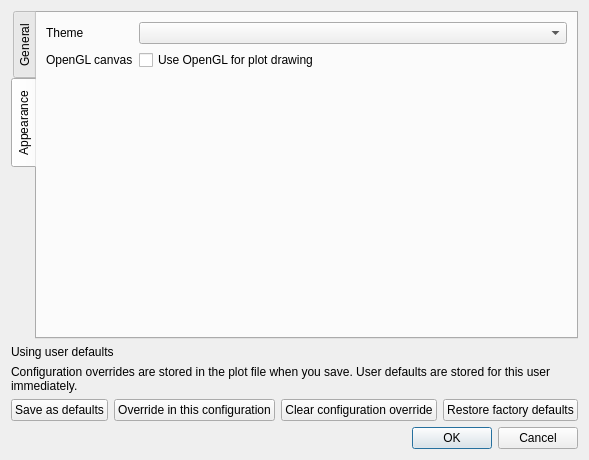
The window that src/rqt_multiplot/PreferencesDialog.ui (samuelba/rqt_multiplot_plugin) describes before a commit, drawn with Qt 5.
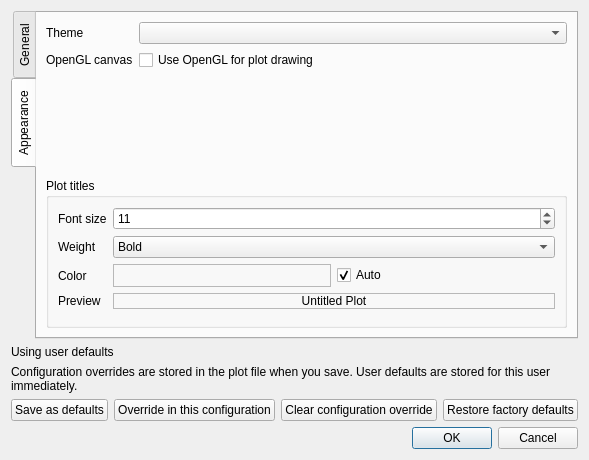
The same window after the commit. The open tabs and pages were chosen to show the change. Custom widgets are drawn as their Qt base class.

Commit message: feat: customizable plot title

```diff
--- a/src/rqt_multiplot/PreferencesDialog.ui
+++ b/src/rqt_multiplot/PreferencesDialog.ui
@@ -40,6 +40,8 @@
       <attribute name="title">
        <string>Appearance</string>
       </attribute>
+      <layout class="QVBoxLayout" name="verticalLayoutAppearance">
+       <item>
       <layout class="QFormLayout" name="formLayoutAppearance">
        <item row="0" column="0">
         <widget class="QLabel" name="labelTheme">
@@ -66,6 +68,139 @@
          <property name="checked">
           <bool>false</bool>
          </property>
+          </widget>
+         </item>
+        </layout>
+       </item>
+       <item>
+        <widget class="QGroupBox" name="groupPlotTitles">
+         <property name="title">
+          <string>Plot titles</string>
+         </property>
+         <layout class="QFormLayout" name="formLayoutPlotTitles">
+          <item row="0" column="0">
+           <widget class="QLabel" name="labelPlotTitleFontSize">
+            <property name="text">
+             <string>Font size</string>
+            </property>
+           </widget>
+          </item>
+          <item row="0" column="1">
+           <widget class="QSpinBox" name="spinPlotTitleFontSize">
+            <property name="minimum">
+             <number>6</number>
+            </property>
+            <property name="maximum">
+             <number>72</number>
+            </property>
+            <property name="value">
+             <number>11</number>
+            </property>
+           </widget>
+          </item>
+          <item row="1" column="0">
+           <widget class="QLabel" name="labelPlotTitleWeight">
+            <property name="text">
+             <string>Weight</string>
+            </property>
+           </widget>
+          </item>
+          <item row="1" column="1">
+           <widget class="QComboBox" name="comboPlotTitleWeight">
+            <item>
+             <property name="text">
+              <string>Regular</string>
+             </property>
+            </item>
+            <item>
+             <property name="text">
+              <string>Bold</string>
+             </property>
+            </item>
+            <property name="currentIndex">
+             <number>1</number>
+            </property>
+           </widget>
+          </item>
+          <item row="2" column="0">
+           <widget class="QLabel" name="labelPlotTitleColor">
+            <property name="text">
+             <string>Color</string>
+            </property>
+           </widget>
+          </item>
+          <item row="2" column="1">
+           <layout class="QHBoxLayout" name="horizontalLayoutPlotTitleColor">
+            <item>
+             <widget class="QFrame" name="framePlotTitleColor">
+              <property name="minimumSize">
+               <size>
+                <width>0</width>
+                <height>23</height>
+               </size>
+              </property>
+              <property name="frameShape">
+               <enum>QFrame::StyledPanel</enum>
+              </property>
+              <property name="frameShadow">
+               <enum>QFrame::Sunken</enum>
+              </property>
+              <layout class="QGridLayout" name="gridLayoutPlotTitleColor">
+               <property name="margin">
+                <number>0</number>
+               </property>
+               <item row="0" column="0">
+                <widget class="QLabel" name="labelPlotTitleColorSwatch">
+                 <property name="cursor">
+                  <cursorShape>PointingHandCursor</cursorShape>
+                 </property>
+                 <property name="text">
+                  <string/>
+                 </property>
+                 <property name="alignment">
+                  <set>Qt::AlignCenter</set>
+                 </property>
+                </widget>
+               </item>
+              </layout>
+             </widget>
+            </item>
+            <item>
+             <widget class="QCheckBox" name="checkPlotTitleAutoColor">
+              <property name="text">
+               <string>Auto</string>
+              </property>
+              <property name="checked">
+               <bool>true</bool>
+              </property>
+             </widget>
+            </item>
+           </layout>
+          </item>
+          <item row="3" column="0">
+           <widget class="QLabel" name="labelPlotTitlePreviewCaption">
+            <property name="text">
+             <string>Preview</string>
+            </property>
+           </widget>
+          </item>
+          <item row="3" column="1">
+           <widget class="QLabel" name="labelPlotTitlePreview">
+            <property name="text">
+             <string>Untitled Plot</string>
+            </property>
+            <property name="alignment">
+             <set>Qt::AlignCenter</set>
+            </property>
+            <property name="frameShape">
+             <enum>QFrame::StyledPanel</enum>
+            </property>
+            <property name="margin">
+             <number>8</number>
+            </property>
+           </widget>
+          </item>
+         </layout>
         </widget>
        </item>
       </layout>
```
Lines whose indentation alone changed are shown as unchanged. The commit also changes 22 other files.
